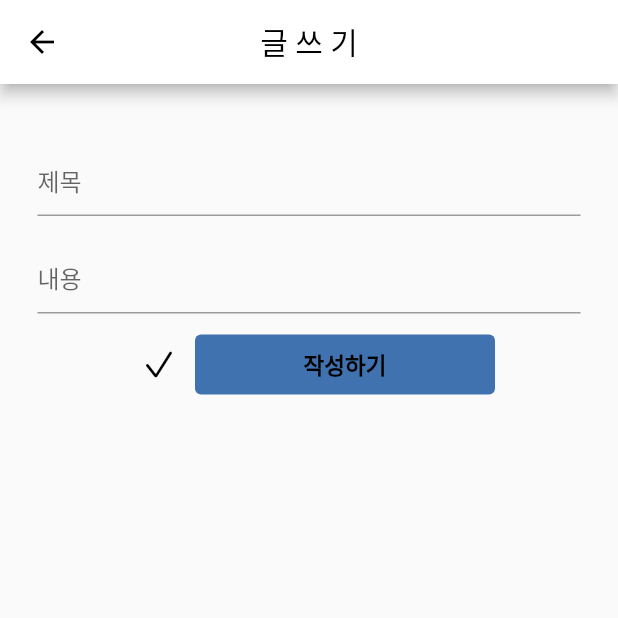
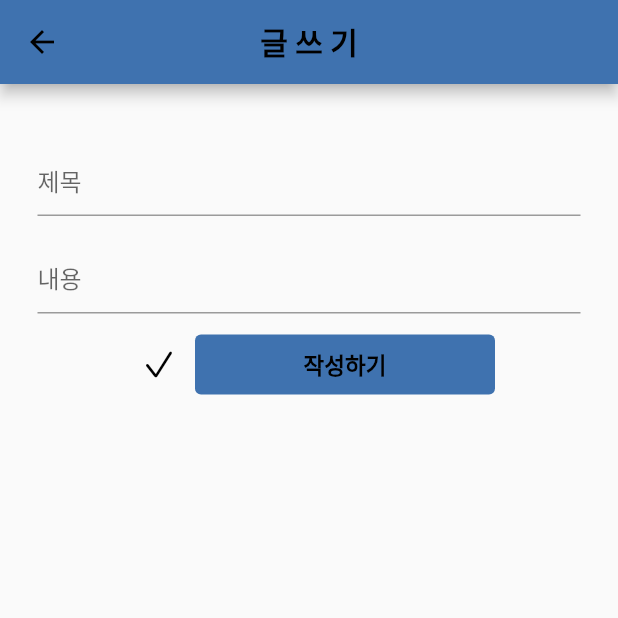
Before and after one commit to ItzTree/NFT-Project1, a Flutter app: the WriteNoticePage screen opened by its route, on a phone screen of 412 x 824 dp, the top half of it. Run offline on Flutter 3.47's test engine with Material 2 defaults, Android fonts, the phone set to English and light mode, and no system bars; our stand-ins replace firebase_auth, firebase_core, google_nav_bar; accounts and stored records are empty.

Commit message:
third commit

```diff
--- a/lib/screens/write_notice_page.dart
+++ b/lib/screens/write_notice_page.dart
@@ -18,10 +18,10 @@ class _WriteNoticePageState extends State<WriteNoticePage> {
       appBar: AppBar(
         title: Text(
           "글 쓰 기",
-          style: TextStyle(color: Colors.black),
+          style: TextStyle(color: Colors.black, fontWeight: FontWeight.bold),
         ),
         centerTitle: true,
-        backgroundColor: Colors.white,
+        backgroundColor: sscctalkPrimaryColor,
         iconTheme: IconThemeData(color: Colors.black),
       ),
       body: SafeArea(
```
